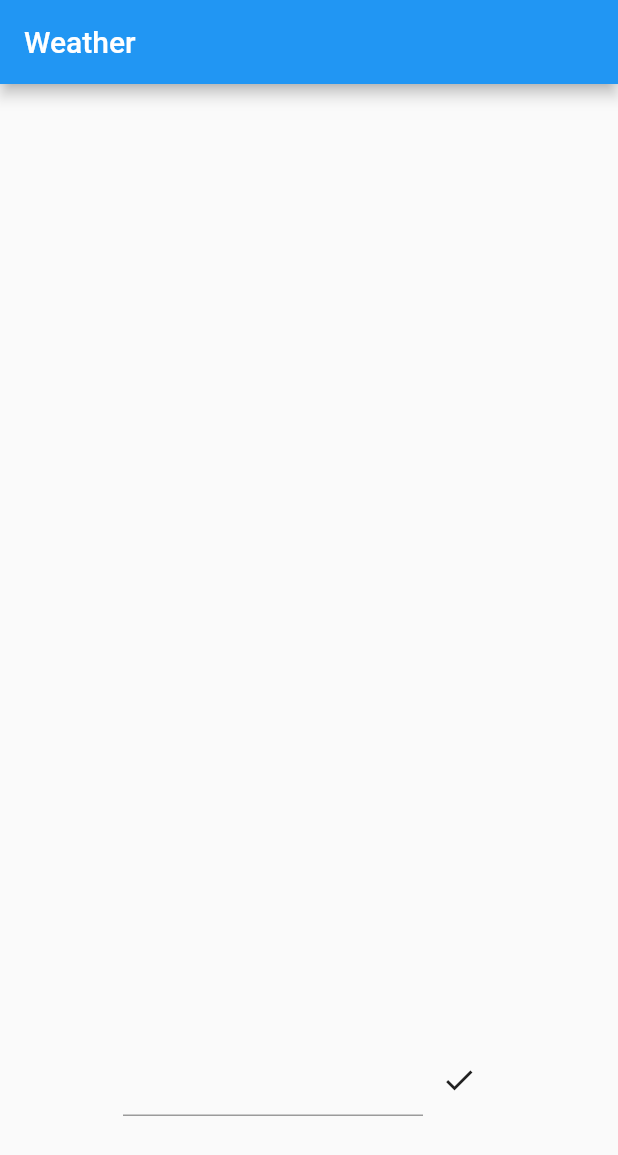
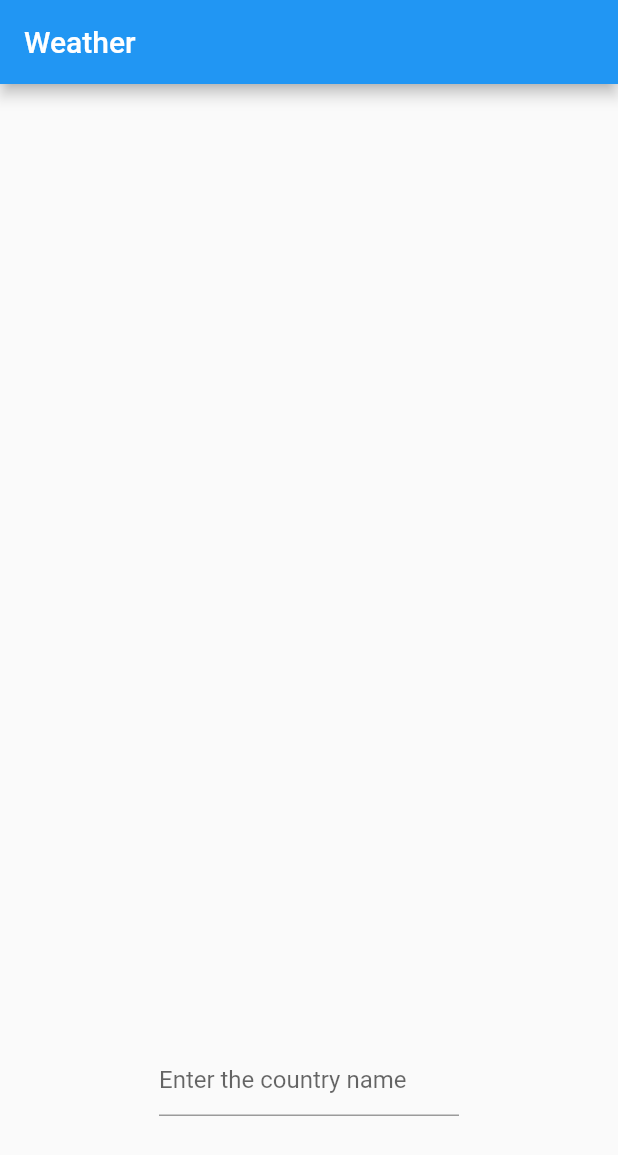
Before and after one commit to chiralium/Flutter.WeatherApp, a Flutter app: the screen it shows after launch, on a phone screen of 412 x 824 dp. Shown: the top 1155 px of the screen. Run offline on Flutter 3.47's test engine with Material 2 defaults, Android fonts, the phone set to English and light mode, and no system bars.

Commit message:
Some style & UI

```diff
--- a/lib/internal/app.dart
+++ b/lib/internal/app.dart
@@ -5,6 +5,7 @@ class App extends StatelessWidget {
   @override
   Widget build(BuildContext context) {
     return MaterialApp(
+      debugShowCheckedModeBanner: false,
       title: 'Flutter Weather App',
       home: new Home(),
     );
--- a/lib/presentation/components/AppInputField.dart
+++ b/lib/presentation/components/AppInputField.dart
@@ -17,13 +17,20 @@ class AppInputFields extends StatefulWidget {
 
 class AppInputFieldsState extends State<AppInputFields> {
   bool countryNotFound = false;
-  var countryProps;
+  var countryProps = {
+    "name": "default",
+    "code": "DF",
+  };
+  String enteredCountryName;
 
   final Function addCountry;
   AppInputFieldsState(this.addCountry);
 
   fetchCountries(String term) async {
     String apiMethod = "/rest/v2/name/";
+    setState(() {
+      this.enteredCountryName = term;
+    });
     if (term.length == 0) {
       setState(() {
         countryNotFound = false;
@@ -59,17 +66,26 @@ class AppInputFieldsState extends State<AppInputFields> {
       children: [
         new Row(
           mainAxisAlignment: MainAxisAlignment.center,
+          crossAxisAlignment: CrossAxisAlignment.center,
           children: [
             new Container(
               width: 200,
-              child: new TextFormField(onChanged: this.fetchCountries),
+              child: new TextFormField(
+                decoration: InputDecoration(
+                  hintText: 'Enter the country name',
+                ),
+                onChanged: this.fetchCountries
+              ),
             ),
-            new IconButton(
-              icon: new Icon(Icons.done),
-              onPressed: () {
-                if (this.countryProps != null) this.addCountry(this.countryProps);
-              },
-            ),
+            new Visibility(
+              visible: this.countryProps['name'] != "default" && this.enteredCountryName != "",
+              child: new TextButton(
+                child: new Text(this.countryProps['name'] + "?", style: new TextStyle(fontSize: 12.0, fontWeight: FontWeight.bold)),
+                onPressed: (){
+                  this.addCountry(this.countryProps);
+                },
+              ),
+            )
           ],
         ),
         new Visibility(
```
